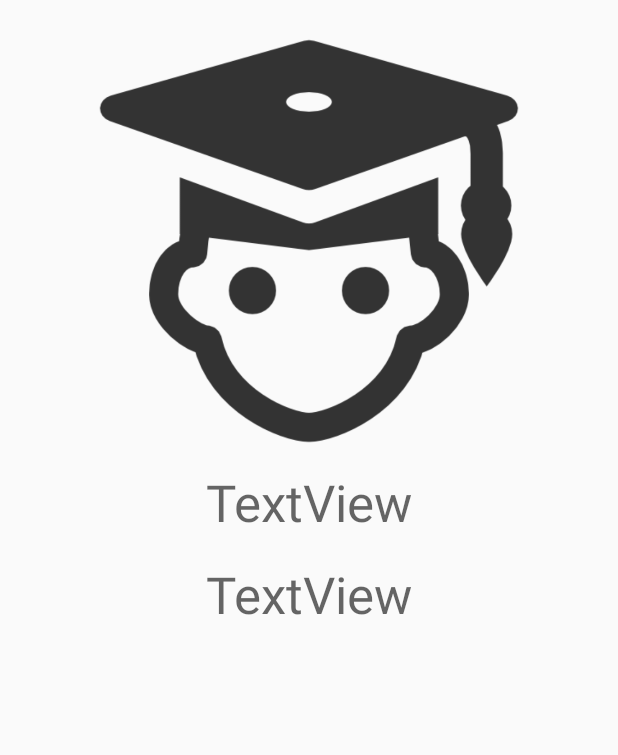
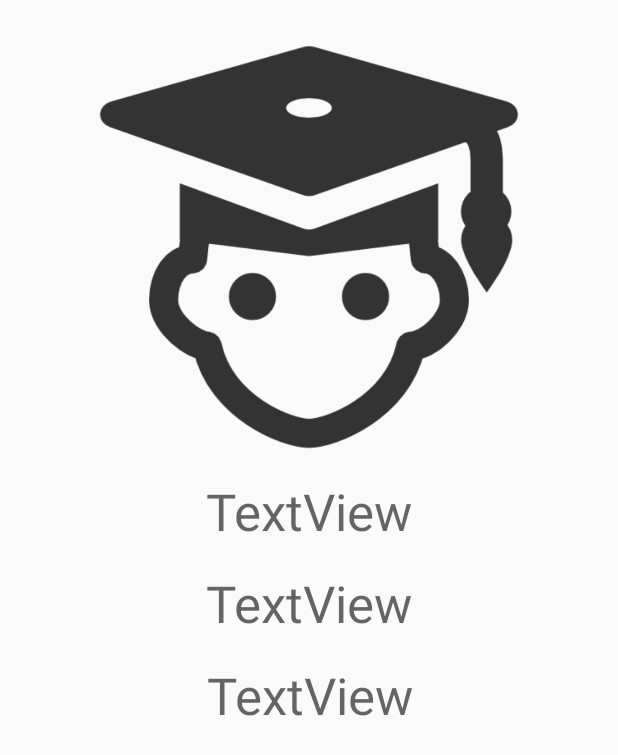
Before and after one commit to Deepthi1912/TeachersApp, an Android app: the layout activity_student.xml on its own in the app's theme, with its tools: preview values and no code run, on a phone screen of 412 x 824 dp. Shown: the top 755 px of the screen. Run offline under Robolectric (Android 15) with nearby library versions, the phone set to English and light mode, and no system bars.

Commit message:
Added Student Info activity with menu; Need to fix imageUri bug;

```diff
--- a/app/build.gradle
+++ b/app/build.gradle
@@ -49,4 +49,5 @@ dependencies {
     implementation "android.arch.lifecycle:extensions:$lifecycle_version"
     annotationProcessor "android.arch.lifecycle:compiler:$lifecycle_version"
     implementation "android.arch.lifecycle:common-java8:$lifecycle_version"
+    implementation 'com.android.support:mediarouter-v7:27.1.1'
 }
--- a/app/src/main/AndroidManifest.xml
+++ b/app/src/main/AndroidManifest.xml
@@ -11,7 +11,6 @@
         android:roundIcon="@mipmap/ic_launcher_round"
         android:supportsRtl="true"
         android:theme="@style/AppTheme">
-        <activity android:name=".activity.StudentActivity"></activity>
         <activity android:name=".activity.MainActivity">
             <intent-filter>
                 <action android:name="android.intent.action.MAIN" />
@@ -25,6 +24,9 @@
         <activity
             android:name=".activity.AddStudentActivity"
             android:parentActivityName=".activity.StudentListActivity" />
+        <activity
+            android:name=".activity.StudentActivity"
+            android:parentActivityName=".activity.StudentListActivity" />
     </application>
 
 </manifest>
--- a/app/src/main/java/com/example/teachersapp/model/Student.java
+++ b/app/src/main/java/com/example/teachersapp/model/Student.java
@@ -16,6 +16,7 @@ public class Student implements Parcelable {
     private String lastName;
     @ColumnInfo (name = "photo_uri")
     private String photoUri;
+    // TODO: fix image loading bug
     @ColumnInfo (name = "score")
     private int score;
 
@@ -23,6 +24,7 @@ public class Student implements Parcelable {
         this.firstName = firstName;
         this.lastName = lastName;
         this.photoUri = photoUri;
+        this.score = 0;
     }
 
     protected Student(Parcel in) {
--- a/app/src/main/res/layout/activity_student.xml
+++ b/app/src/main/res/layout/activity_student.xml
@@ -6,14 +6,14 @@
     android:layout_gravity="center"
     android:baselineAligned="false"
     android:orientation="vertical"
-    android:padding="8dp">
+    android:padding="10dp">
 
     <ImageView
-        android:id="@+id/student_photo_imageView"
+        android:id="@+id/student_photo"
         android:layout_width="280dp"
         android:layout_height="280dp"
         android:layout_gravity="center"
-        android:layout_margin="8dp"
+        android:layout_margin="10dp"
         app:srcCompat="@drawable/student" />
 
     <TextView
@@ -22,6 +22,8 @@
         android:layout_height="wrap_content"
         android:layout_gravity="center"
         android:layout_margin="8dp"
+        android:gravity="center"
+        android:hint="@string/first_name"
         android:text="TextView"
         android:textAppearance="@style/TextAppearance.AppCompat.Display1" />
 
@@ -31,6 +33,20 @@
         android:layout_height="wrap_content"
         android:layout_gravity="center"
         android:layout_margin="8dp"
+        android:gravity="center"
+        android:hint="@string/last_name"
         android:text="TextView"
         android:textAppearance="@style/TextAppearance.AppCompat.Display1" />
+
+    <TextView
+        android:id="@+id/student_score"
+        android:layout_width="wrap_content"
+        android:layout_height="wrap_content"
+        android:layout_gravity="center"
+        android:layout_margin="8dp"
+        android:gravity="center"
+        android:hint="@string/score"
+        android:text="TextView"
+        android:textAppearance="@style/TextAppearance.AppCompat.Display1" />
+
 </LinearLayout>
```
Also changed, not shown: app/src/main/java/com/example/teachersapp/activity/AddStudentActivity.java (+9 -8 lines), app/src/main/java/com/example/teachersapp/activity/StudentActivity.java (+77 -0 lines), app/src/main/java/com/example/teachersapp/activity/StudentListActivity.java (+10 -5 lines), app/src/main/java/com/example/teachersapp/adapter/StudentAdapter.java (+15 -3 lines), app/src/main/res/menu/student_menu.xml (added, +16 -0 lines), app/src/main/res/values/strings.xml (+6 -2 lines), app/src/main/res/layout/activity_add_student.xml (renamed from app/src/main/res/layout/activity_create_student.xml).
